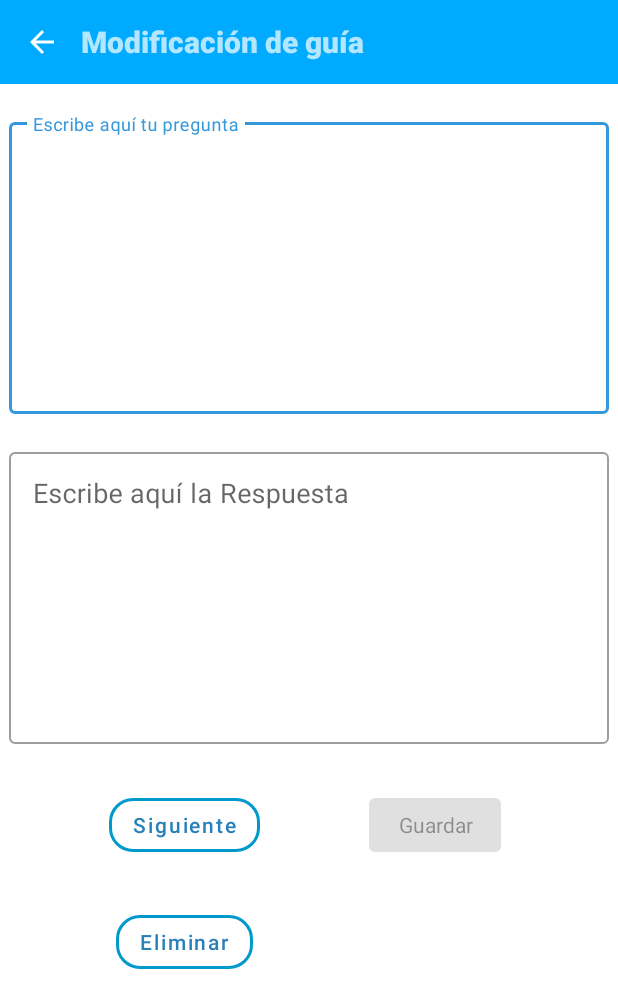
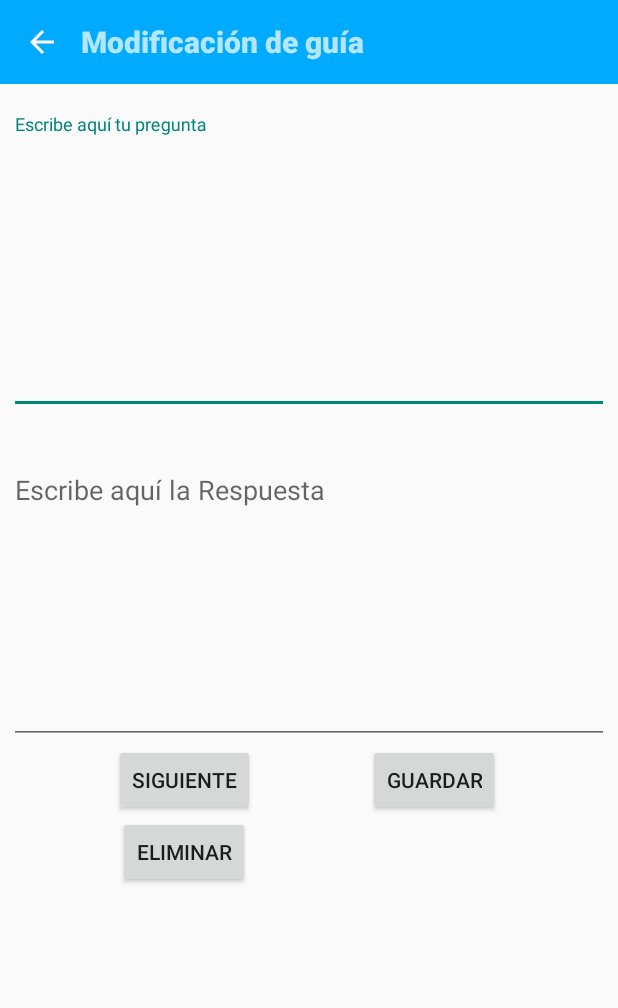
Before and after one commit to Jonathan1429/Review, an Android app: the Activity_Modificar screen opened directly, with no data from a screen before it, on a phone screen of 412 x 824 dp. Shown: the top 1008 px of the screen. Run offline under Robolectric (Android 15) with nearby library versions, the phone set to English and light mode, and no system bars; 8 statements that could not run were skipped.

Commit message:
Eliminación de estilos con material para poder agregar colores de tipo de letra

```diff
--- a/app/src/main/res/layout/activity_modificar.xml
+++ b/app/src/main/res/layout/activity_modificar.xml
@@ -12,6 +12,7 @@
         android:layout_width="match_parent"
         android:layout_height="wrap_content"/>
 
+    <!-- style="@style/Widget.MaterialComponents.TextInputLayout.OutlinedBox"-->
     <com.google.android.material.textfield.TextInputLayout
         android:id="@+id/tilContenidoPregunta"
         android:labelFor="@+id/tvContenidoPregunta"
@@ -23,8 +24,7 @@
         app:endIconMode="clear_text"
         app:layout_constraintTop_toBottomOf="@+id/barra_superior_regreso"
         app:layout_constraintStart_toStartOf="parent"
-        app:layout_constraintEnd_toEndOf="parent"
-        style="@style/Widget.MaterialComponents.TextInputLayout.OutlinedBox">
+        app:layout_constraintEnd_toEndOf="parent">
 
         <com.google.android.material.textfield.TextInputEditText
             android:id="@+id/etPregunta"
@@ -38,6 +38,7 @@
             android:textSize="18sp"/>
     </com.google.android.material.textfield.TextInputLayout>
 
+    <!-- style="@style/Widget.MaterialComponents.TextInputLayout.OutlinedBox"-->
     <com.google.android.material.textfield.TextInputLayout
         android:id="@+id/tilContenidoRespuesta"
         android:labelFor="@+id/tvContenidoPregunta"
@@ -49,8 +50,7 @@
         app:endIconMode="clear_text"
         app:layout_constraintTop_toBottomOf="@+id/tilContenidoPregunta"
         app:layout_constraintStart_toStartOf="parent"
-        app:layout_constraintEnd_toEndOf="parent"
-        style="@style/Widget.MaterialComponents.TextInputLayout.OutlinedBox">
+        app:layout_constraintEnd_toEndOf="parent">
 
         <com.google.android.material.textfield.TextInputEditText
             android:id="@+id/etRespuesta"
@@ -64,46 +64,56 @@
             android:textSize="18sp"/>
     </com.google.android.material.textfield.TextInputLayout>
 
+    <!-- style="@style/btnGenerales"-->
     <Button
         android:id="@+id/btnSiguientePregunta"
+        android:layout_height="wrap_content"
+        android:layout_width="wrap_content"
         android:text="@string/btnSiguiente"
         app:layout_constraintTop_toBottomOf="@+id/tilContenidoRespuesta"
         app:layout_constraintStart_toStartOf="parent"
-        app:layout_constraintEnd_toStartOf="@+id/btnGuardarGuia"
-        style="@style/btnGenerales"/>
+        app:layout_constraintEnd_toStartOf="@+id/btnGuardarGuia" />
 
+    <!-- style="@style/btnGenerales"-->
     <Button
         android:id="@+id/btnMasPreguntas"
+        android:layout_width="wrap_content"
+        android:layout_height="wrap_content"
         android:text="@string/btnSiguiente"
         android:visibility="invisible"
         app:layout_constraintTop_toBottomOf="@+id/tilContenidoRespuesta"
         app:layout_constraintStart_toStartOf="parent"
-        app:layout_constraintEnd_toStartOf="@+id/btnGuardarGuia"
-        style="@style/btnGenerales"/>
+        app:layout_constraintEnd_toStartOf="@+id/btnGuardarGuia" />
 
+    <!--style="@style/btnGenerales"-->
     <Button
+        android:layout_height="wrap_content"
+        android:layout_width="wrap_content"
         android:id="@+id/btnEliminar"
         android:text="Eliminar"
         app:layout_constraintTop_toBottomOf="@+id/btnSiguientePregunta"
         app:layout_constraintStart_toStartOf="@+id/btnSiguientePregunta"
-        app:layout_constraintEnd_toEndOf="@+id/btnSiguientePregunta"
-        style="@style/btnGenerales"/>
+        app:layout_constraintEnd_toEndOf="@+id/btnSiguientePregunta" />
 
+    <!--style="@style/btnGenerales"-->
     <Button
         android:id="@+id/btnGuardarGuia"
+        android:layout_width="wrap_content"
+        android:layout_height="wrap_content"
         android:text="@string/btnGuardarGuia"
         android:visibility="invisible"
         app:layout_constraintTop_toBottomOf="@+id/tilContenidoRespuesta"
         app:layout_constraintEnd_toEndOf="parent"
-        app:layout_constraintStart_toEndOf="@+id/btnEliminar"
-        style="@style/btnGenerales"/>
+        app:layout_constraintStart_toEndOf="@+id/btnEliminar" />
 
+    <!--style="@style/btnInhabilitado"-->
     <Button
         android:id="@+id/btnGuardarGuiaInhabilitado"
+        android:layout_height="wrap_content"
+        android:layout_width="wrap_content"
         android:text="@string/btnGuardarGuia"
         app:layout_constraintTop_toBottomOf="@+id/tilContenidoRespuesta"
         app:layout_constraintEnd_toEndOf="parent"
-        app:layout_constraintStart_toEndOf="@+id/btnEliminar"
-        style="@style/btnInhabilitado"/>
+        app:layout_constraintStart_toEndOf="@+id/btnEliminar"/>
 
 </androidx.constraintlayout.widget.ConstraintLayout>
--- a/app/src/main/res/values/themes.xml
+++ b/app/src/main/res/values/themes.xml
@@ -1,6 +1,6 @@
 <resources xmlns:tools="http://schemas.android.com/tools">
-    <!-- Base application theme. -->
-    <style name="Theme.Repasar" parent="Theme.MaterialComponents.Light.NoActionBar">
+    <!-- Base application theme.  Theme.AppCompat.Light.NoActionBar Theme.MaterialComponents.Light.NoActionBar-->
+    <style name="Theme.Repasar" parent="Theme.AppCompat.Light.NoActionBar">
         <!-- Primary brand color. -->
         <item name="colorPrimary">@color/azul</item>
         <item name="colorPrimaryVariant">@color/black</item>
@@ -17,7 +17,7 @@
         <item name="android:forceDarkAllowed" tools:targetApi="q">false</item>
     </style>
 
-    <!-- Botones normales -->
+    <!-- Botones normales Widget.MaterialComponents.Button.OutlinedButton-->
     <style name="btnGenerales" parent="Widget.MaterialComponents.Button.OutlinedButton">
         <item name="android:layout_width">wrap_content</item>
         <item name="android:layout_height">wrap_content</item>
```
Also changed, not shown: app/src/main/res/layout/activity_cuestionario.xml (+16 -9 lines), app/src/main/res/layout/activity_main.xml (+16 -3 lines), app/src/main/res/layout/activity_repasar_guia.xml (+16 -10 lines), app/src/main/res/layout/fragment__nuevo_archivo.xml (+5 -3 lines), 2 other files.
